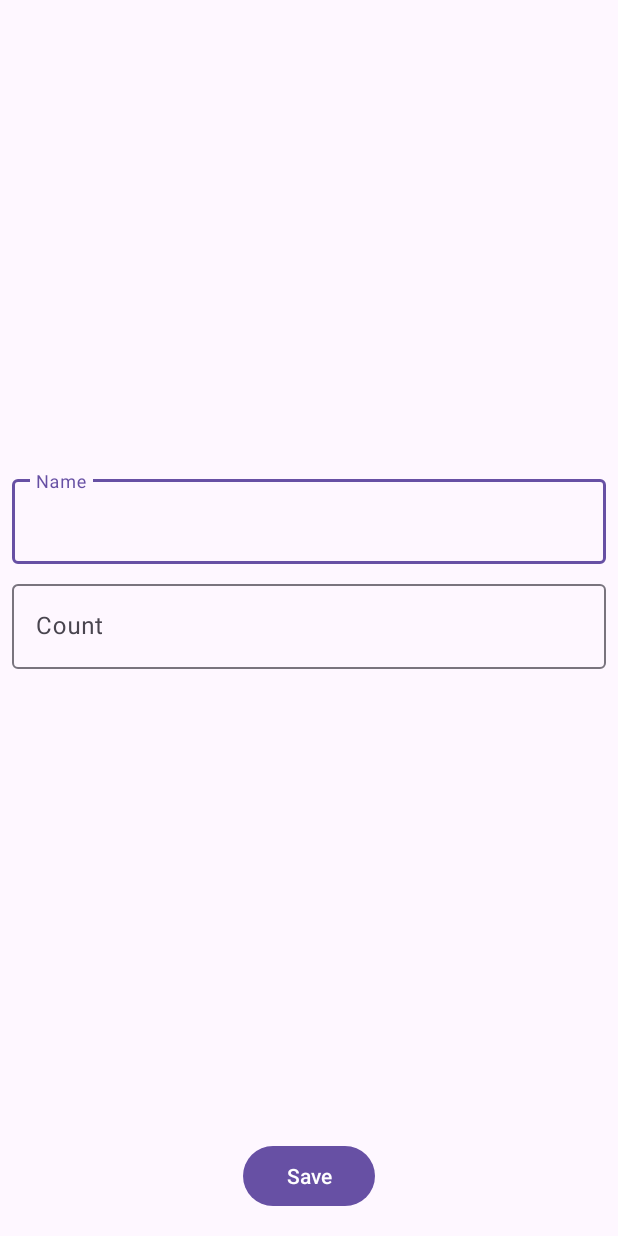
After one commit to ArtPiT1980/ShoppingList, an Android app: the layout fragment_shop_item.xml on its own in the app's theme, with its tools: preview values and no code run, on a phone screen of 412 x 824 dp. The commit adds this screen. Run offline under Robolectric (Android 15) with nearby library versions, the phone set to English and light mode, and no system bars.

Commit message:
Add fragments

```diff
--- /dev/null
+++ b/app/src/main/res/layout/fragment_shop_item.xml
@@ -0,0 +1,62 @@
+<?xml version="1.0" encoding="utf-8"?>
+<androidx.constraintlayout.widget.ConstraintLayout xmlns:android="http://schemas.android.com/apk/res/android"
+    xmlns:app="http://schemas.android.com/apk/res-auto"
+    xmlns:tools="http://schemas.android.com/tools"
+    android:layout_width="match_parent"
+    android:layout_height="match_parent"
+    tools:context=".presentation.ShopItemFragment">
+
+    <com.google.android.material.textfield.TextInputLayout
+        android:id="@+id/til_name"
+        android:layout_width="match_parent"
+        android:layout_height="wrap_content"
+        android:layout_marginStart="8dp"
+        android:layout_marginEnd="8dp"
+        android:layout_marginBottom="4dp"
+        app:layout_constraintBottom_toTopOf="@+id/til_count"
+        app:layout_constraintEnd_toEndOf="parent"
+        app:layout_constraintStart_toStartOf="parent"
+        app:layout_constraintTop_toTopOf="parent"
+        app:layout_constraintVertical_chainStyle="packed">
+
+        <com.google.android.material.textfield.TextInputEditText
+            android:id="@+id/et_name"
+            android:layout_width="match_parent"
+            android:layout_height="wrap_content"
+            android:hint="@string/name"
+            android:inputType="textCapSentences" />
+    </com.google.android.material.textfield.TextInputLayout>
+
+    <com.google.android.material.textfield.TextInputLayout
+        android:id="@+id/til_count"
+        android:layout_width="match_parent"
+        android:layout_height="wrap_content"
+        android:layout_marginStart="8dp"
+        android:layout_marginTop="4dp"
+        android:layout_marginEnd="8dp"
+        app:layout_constraintBottom_toTopOf="@+id/btn_save"
+        app:layout_constraintEnd_toEndOf="parent"
+        app:layout_constraintStart_toStartOf="parent"
+        app:layout_constraintTop_toBottomOf="@+id/til_name">
+
+        <com.google.android.material.textfield.TextInputEditText
+            android:id="@+id/et_count"
+            android:layout_width="match_parent"
+            android:layout_height="wrap_content"
+            android:allowUndo="false"
+            android:hint="@string/count"
+            android:inputType="number" />
+    </com.google.android.material.textfield.TextInputLayout>
+
+    <Button
+        android:id="@+id/btn_save"
+        android:layout_width="wrap_content"
+        android:layout_height="wrap_content"
+        android:layout_marginStart="16dp"
+        android:layout_marginEnd="16dp"
+        android:layout_marginBottom="16dp"
+        android:text="@string/save"
+        app:layout_constraintBottom_toBottomOf="parent"
+        app:layout_constraintEnd_toEndOf="parent"
+        app:layout_constraintStart_toStartOf="parent" />
+</androidx.constraintlayout.widget.ConstraintLayout>
```
Also changed, not shown: app/src/main/java/com/artpit/android/shoppinglist/presentation/ShopItemActivity.kt (+91 -90 lines), app/src/main/java/com/artpit/android/shoppinglist/presentation/ShopItemFragment.kt (added, +192 -0 lines), app/src/main/res/layout/activity_shop_item.xml (+5 -57 lines).
